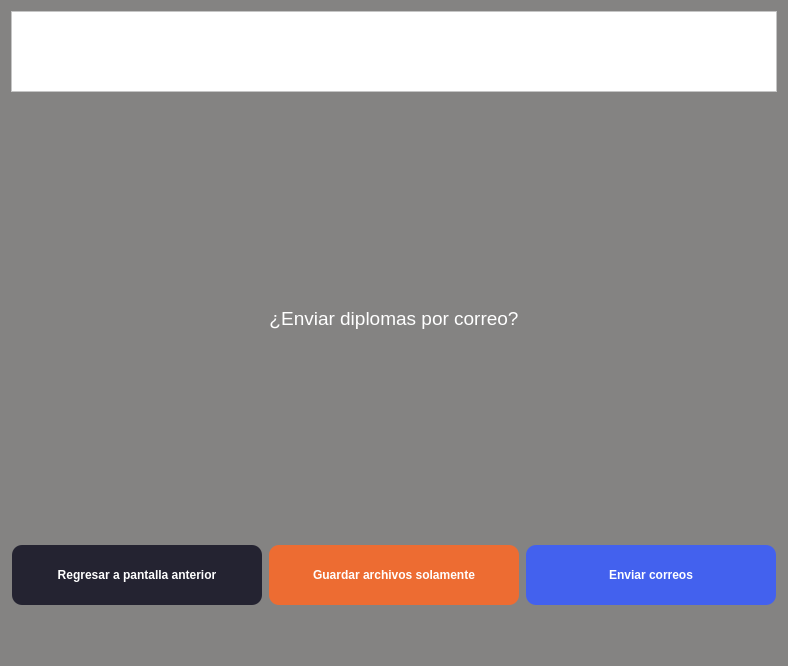
Old version of the form package/ui/SendMailsQuestion.ui in the repository RicarlOz/DiplomaGenerator.
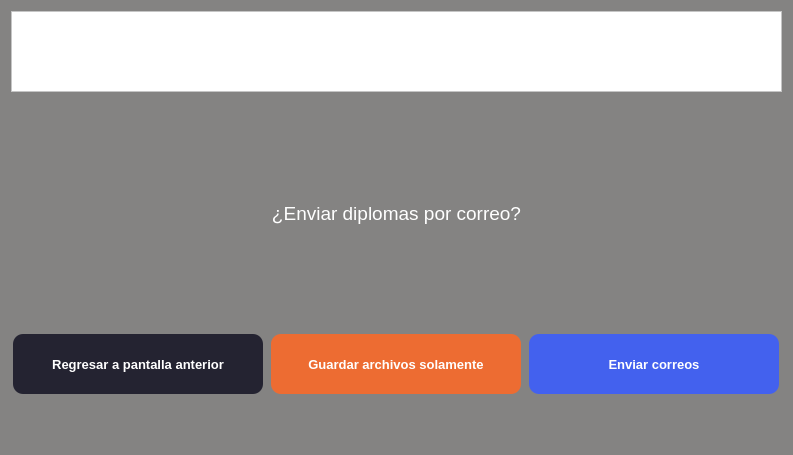
New version of the form. Icons and pictures are not drawn.

Patch:
```diff
--- a/package/ui/SendMailsQuestion.ui
+++ b/package/ui/SendMailsQuestion.ui
@@ -6,8 +6,8 @@
    <rect>
     <x>0</x>
     <y>0</y>
-    <width>788</width>
-    <height>666</height>
+    <width>793</width>
+    <height>455</height>
    </rect>
   </property>
   <property name="windowTitle">
@@ -72,6 +72,7 @@
     <widget class="QLabel" name="lbAttachImg">
      <property name="font">
       <font>
+       <family>Yu Gothic UI</family>
        <pointsize>14</pointsize>
       </font>
      </property>
@@ -104,7 +105,8 @@
        </property>
        <property name="font">
         <font>
-         <pointsize>9</pointsize>
+         <family>Yu Gothic UI</family>
+         <pointsize>10</pointsize>
          <weight>75</weight>
          <bold>true</bold>
         </font>
@@ -134,7 +136,8 @@
        </property>
        <property name="font">
         <font>
-         <pointsize>9</pointsize>
+         <family>Yu Gothic UI</family>
+         <pointsize>10</pointsize>
          <weight>75</weight>
          <bold>true</bold>
         </font>
@@ -164,7 +167,8 @@
        </property>
        <property name="font">
         <font>
-         <pointsize>9</pointsize>
+         <family>Yu Gothic UI</family>
+         <pointsize>10</pointsize>
          <weight>75</weight>
          <bold>true</bold>
         </font>
```
